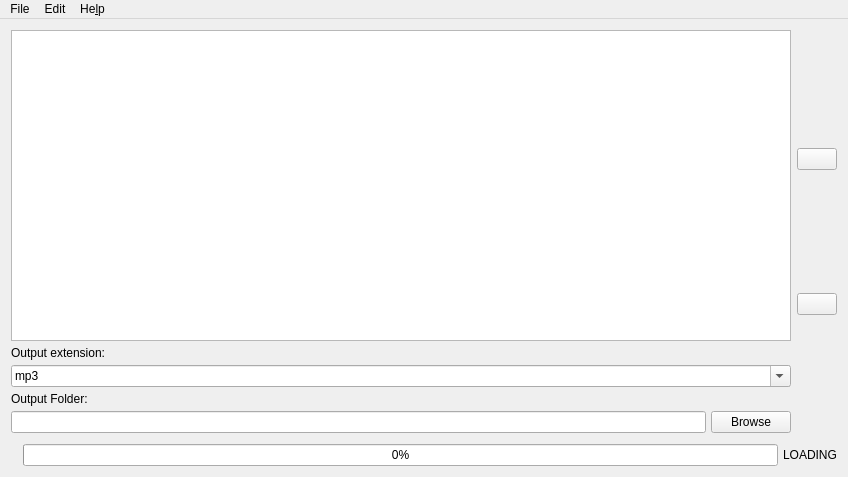
The window that src/ui/mainwindow.ui (bartkessels/SimpleConvert) describes before a commit, drawn with Qt 5.
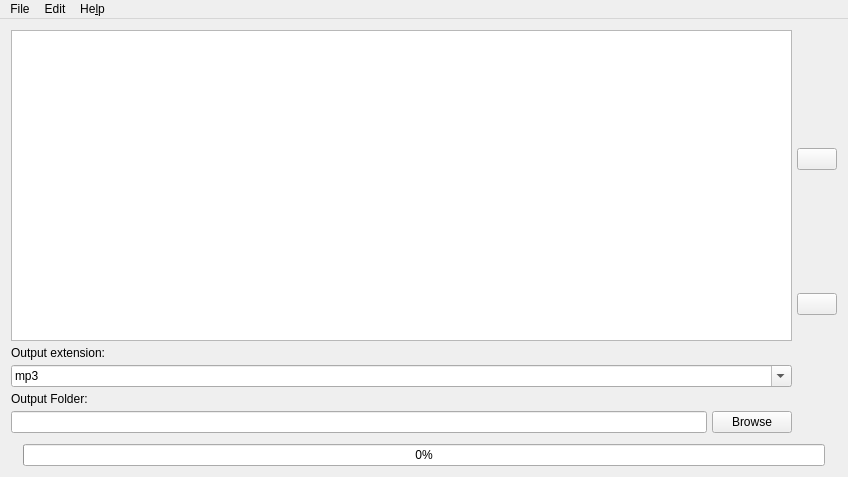
The same window after the commit. Icons and pictures are not drawn.

Commit message: Disable all input elements when converting a file

The edit to the form file:
```diff
--- a/src/ui/mainwindow.ui
+++ b/src/ui/mainwindow.ui
@@ -21,6 +21,9 @@
    <layout class="QVBoxLayout" name="verticalLayout_4">
     <item>
      <layout class="QHBoxLayout" name="hLayoutCentralWidget">
+      <property name="spacing">
+       <number>5</number>
+      </property>
       <item>
        <layout class="QVBoxLayout" name="vLayoutMain">
         <property name="spacing">
@@ -188,7 +191,7 @@
       <item>
        <widget class="QLabel" name="lblLoadingIndicator">
         <property name="text">
-         <string notr="true">LOADING</string>
+         <string notr="true"/>
         </property>
        </widget>
       </item>
```
The commit also changes 1 other file.
